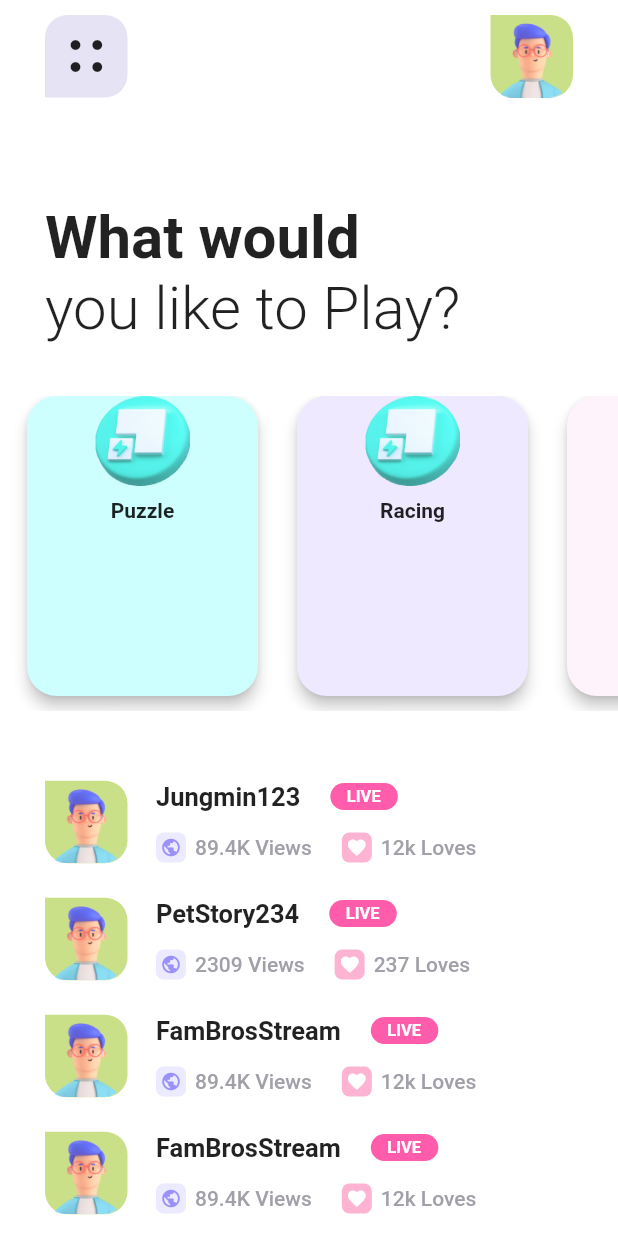
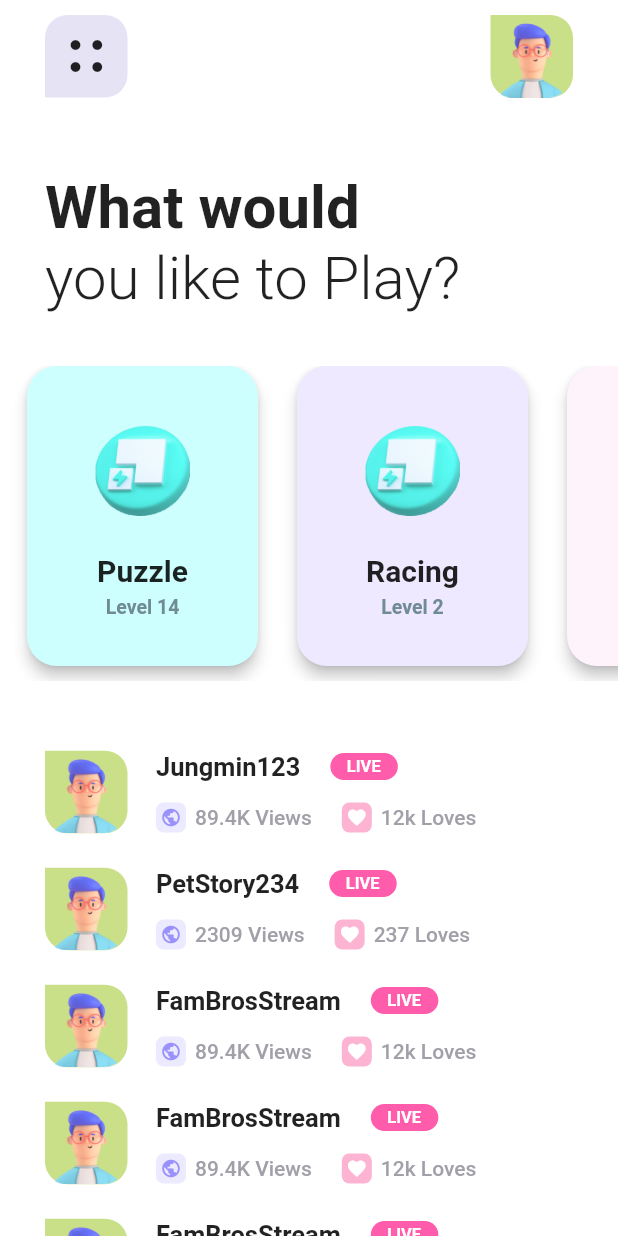
Before and after one commit to hipsterreed/portfolio, a Flutter app: the screen it shows after launch, on a phone screen of 412 x 824 dp. Run offline on Flutter 3.47's test engine with Material 2 defaults, Android fonts, the phone set to English and light mode, and no system bars.

Commit message:
Adjusted styleing of game category cards and added level text

```diff
--- a/lib/pages/dribbble_implementations/game_streaming_app/game_streaming_app_page.dart
+++ b/lib/pages/dribbble_implementations/game_streaming_app/game_streaming_app_page.dart
@@ -40,7 +40,7 @@ class _GameStreamingAppState extends State<GameStreamingApp> {
               padding: const EdgeInsets.symmetric(horizontal: horizontalPadding),
               child: _buildHeaderBarWidget(),
             ),
-            SizedBox(height: 70.0),
+            SizedBox(height: 50.0),
             Padding(
               padding: const EdgeInsets.symmetric(horizontal: horizontalPadding),
               child: _buildHeaderTextWidget(),
@@ -125,15 +125,15 @@ class _GameStreamingAppState extends State<GameStreamingApp> {
   /* START GAMES LIST WIDGET */
   Widget _buildGameListWidget() {
     List<Map<String, dynamic>> games = [
-      {'name': 'Puzzle', 'color': Color(0xffcdfffe), 'imagePath': 'assets/images/power_teal.png'},
-      {'name': 'Racing', 'color': Color(0xffeee9ff), 'imagePath': 'assets/images/power_teal.png'},
-      {'name': 'FPS', 'color': Color(0xfffef2fb), 'imagePath': 'assets/images/power_teal.png'},
-      {'name': 'FPS', 'color': Color(0xfffef2fb), 'imagePath': 'assets/images/power_teal.png'},
-      {'name': 'FPS', 'color': Color(0xfffef2fb), 'imagePath': 'assets/images/power_teal.png'},
-      {'name': 'FPS', 'color': Color(0xfffef2fb), 'imagePath': 'assets/images/power_teal.png'},
-      {'name': 'FPS', 'color': Color(0xfffef2fb), 'imagePath': 'assets/images/power_teal.png'},
-      {'name': 'FPS', 'color': Color(0xfffef2fb), 'imagePath': 'assets/images/power_teal.png'},
-      {'name': 'FPS', 'color': Color(0xfffef2fb), 'imagePath': 'assets/images/power_teal.png'},
+      {'name': 'Puzzle', 'level': '14', 'color': Color(0xffcdfffe), 'imagePath': 'assets/images/power_teal.png'},
+      {'name': 'Racing', 'level': '2', 'color': Color(0xffeee9ff), 'imagePath': 'assets/images/power_teal.png'},
+      {'name': 'FPS', 'level': '2', 'color': Color(0xfffef2fb), 'imagePath': 'assets/images/power_teal.png'},
+      {'name': 'FPS', 'level': '2', 'color': Color(0xfffef2fb), 'imagePath': 'assets/images/power_teal.png'},
+      {'name': 'FPS', 'level': '2', 'color': Color(0xfffef2fb), 'imagePath': 'assets/images/power_teal.png'},
+      {'name': 'FPS', 'level': '2', 'color': Color(0xfffef2fb), 'imagePath': 'assets/images/power_teal.png'},
+      {'name': 'FPS', 'level': '2', 'color': Color(0xfffef2fb), 'imagePath': 'assets/images/power_teal.png'},
+      {'name': 'FPS', 'level': '2', 'color': Color(0xfffef2fb), 'imagePath': 'assets/images/power_teal.png'},
+      {'name': 'FPS', 'level': '2', 'color': Color(0xfffef2fb), 'imagePath': 'assets/images/power_teal.png'},
     ];
 
     return Carousel(
@@ -163,13 +163,17 @@ class _GameStreamingAppState extends State<GameStreamingApp> {
         shape: RoundedRectangleBorder(borderRadius: BorderRadius.circular(20)),
         child: Column(
           children: <Widget>[
+            SizedBox(height: 40.0),
             Image.asset(game['imagePath'], height: 60.0),
-            SizedBox(height: 8),
-            Expanded(
-                child: Text(
-              game['name'],
-              style: TextStyle(fontWeight: FontWeight.bold),
-            )),
+            SizedBox(height: 25.0),
+            Text(game['name'], style: TextStyle(fontSize: 20, fontWeight: FontWeight.bold)),
+            SizedBox(height: 5),
+            Text("Level ${game['level']}",
+                style: TextStyle(
+                  fontSize: 13,
+                  fontWeight: FontWeight.bold,
+                  color: Color(0xff718b95),
+                )),
           ],
         ),
       ),
```
